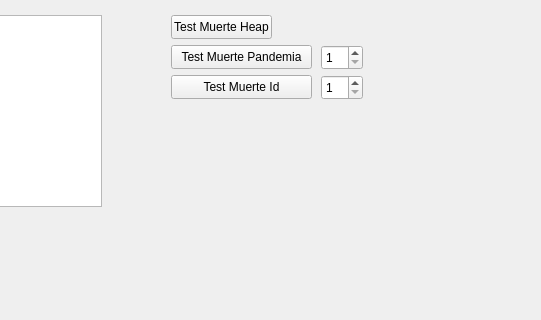
First picture: the form in BienVsMal/mainwindow.ui, repository arty4325/IC2001-BienVsMal, before the edit; both pictures show x 259 to 800 and y 95 to 415 of the 800 by 600 pixel window.
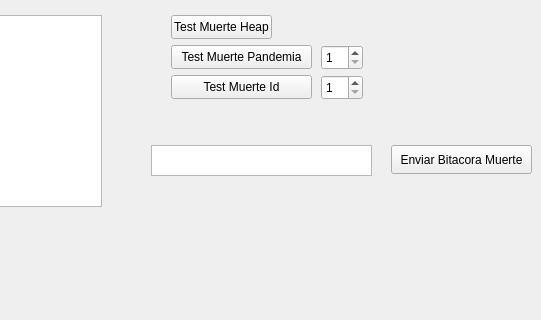
Second picture: the form after the edit.

Patch:
```diff
--- a/BienVsMal/mainwindow.ui
+++ b/BienVsMal/mainwindow.ui
@@ -170,6 +170,29 @@
      <number>999999</number>
     </property>
    </widget>
+   <widget class="QPushButton" name="pushButton_8">
+    <property name="geometry">
+     <rect>
+      <x>650</x>
+      <y>240</y>
+      <width>141</width>
+      <height>29</height>
+     </rect>
+    </property>
+    <property name="text">
+     <string>Enviar Bitacora Muerte</string>
+    </property>
+   </widget>
+   <widget class="QPlainTextEdit" name="correoElectronico">
+    <property name="geometry">
+     <rect>
+      <x>410</x>
+      <y>240</y>
+      <width>221</width>
+      <height>31</height>
+     </rect>
+    </property>
+   </widget>
   </widget>
   <widget class="QMenuBar" name="menubar">
    <property name="geometry">
```
Left out of the diff: 2 changed lines with no effect on the pictures.
